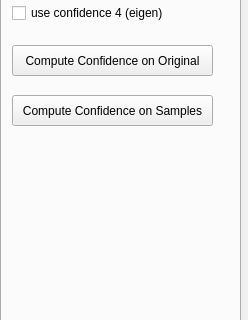
Above: Point Cloud/UI/poisson_para.ui from sunwaylive/quality-driven-poisson-guided-autoscanning before the change; both pictures show x 0 to 248 and y 131 to 451 of the 248 by 754 pixel window. Below: the same form after it.
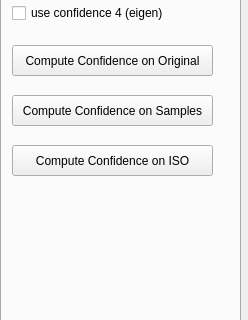
That is the form after the change. The open tabs and pages were chosen to show the change.

Commit message: added field points and compute iso confidence

What changed in the file:
```diff
--- a/Point Cloud/UI/poisson_para.ui
+++ b/Point Cloud/UI/poisson_para.ui
@@ -401,6 +401,19 @@
       <string>Compute Confidence on Samples</string>
      </property>
     </widget>
+    <widget class="QPushButton" name="pushButton_compute_confidence_iso">
+     <property name="geometry">
+      <rect>
+       <x>10</x>
+       <y>250</y>
+       <width>201</width>
+       <height>31</height>
+      </rect>
+     </property>
+     <property name="text">
+      <string>Compute Confidence on ISO</string>
+     </property>
+    </widget>
    </widget>
   </widget>
  </widget>
```
Left out of the diff: 2 changed lines with no effect on the pictures. The commit also changes 7 other files.
